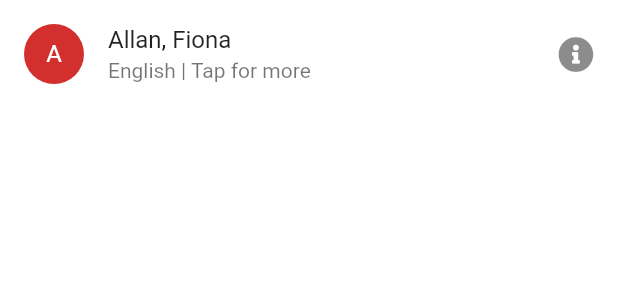
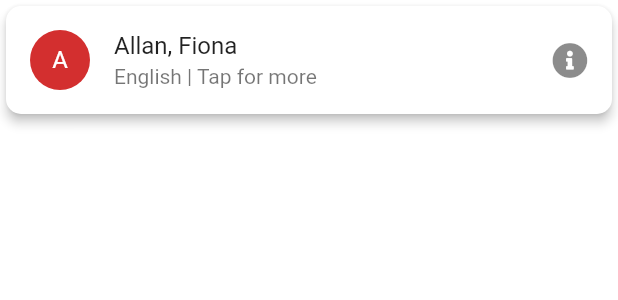
Before and after one commit to partnercloudsupport/Redwood, a Flutter app: the ContactItem widget shown alone on an empty page, opened directly with sample values from the repository, on a phone screen of 412 x 824 dp. Shown: the top 300 px of the screen. Run offline on Flutter 3.47's test engine with Material 2 defaults, Android fonts, the phone set to English and light mode, and no system bars; our stand-ins replace cloud_firestore, connectivity, firebase_auth, firebase_database, firebase_messaging, firebase_remote_config and 6 more; missing offline and left inert: flutter_villains, flutter_youtube, quick_actions, scalable_image; accounts and stored records are empty; network calls fail.

Commit message:
Rounded Cards in the directory

```diff
--- a/lib/screens/directory.dart
+++ b/lib/screens/directory.dart
@@ -44,7 +44,11 @@ class ContactItem extends StatelessWidget {
   final Contact contact;
 
   Widget _buildTiles(BuildContext context, Contact contact) {
-    return  ListTile(
+    return  Card(
+      elevation: 3.0,
+      shape: new RoundedRectangleBorder(
+          borderRadius: new BorderRadius.circular(10.0)),
+      child: ListTile(
         title: Text(contact.fullName),
         subtitle: Text(contact.department + ' | Tap for more'),
         leading: CircleAvatar(
@@ -60,7 +64,8 @@ class ContactItem extends StatelessWidget {
             ),
           );
         },
-      );
+      ),
+    );
   }
 
   @override
```
